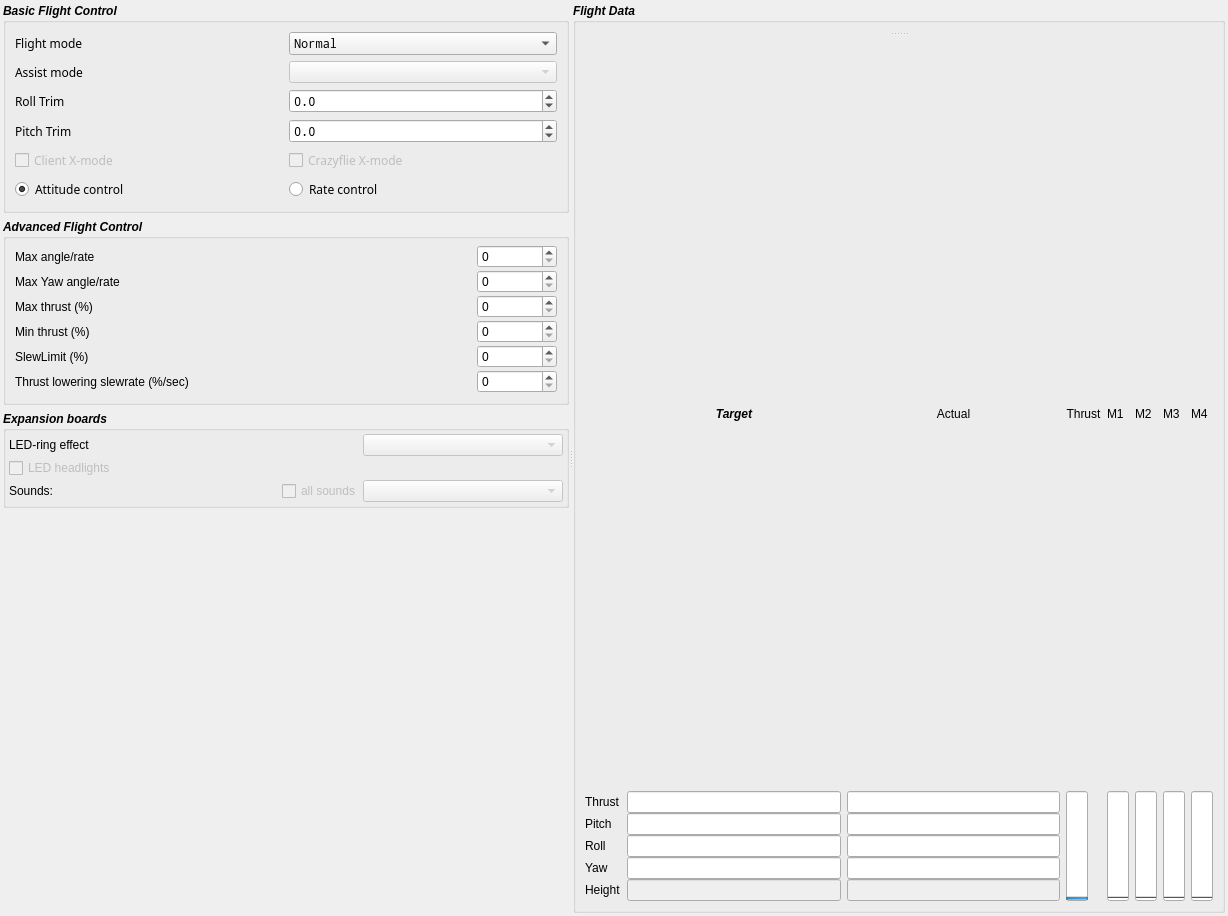
The window that src/cfclient/ui/tabs/flightTab.ui (Mitteau/crazyflie-clients-python) describes before a commit, drawn with Qt 5.
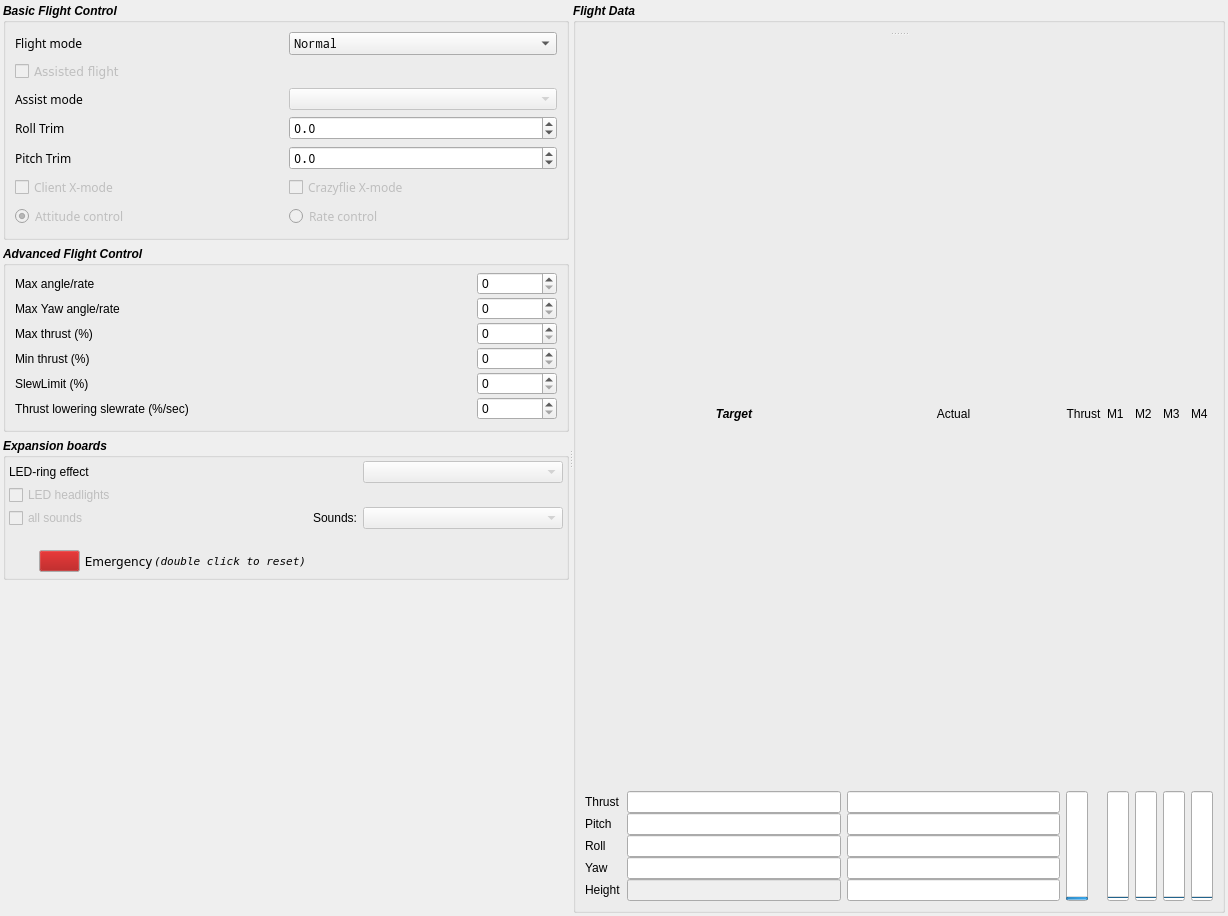
The same window after the commit.

```diff
--- a/src/cfclient/ui/tabs/flightTab.ui
+++ b/src/cfclient/ui/tabs/flightTab.ui
@@ -66,143 +66,13 @@
            <bold>true</bold>
           </font>
          </property>
-        <property name="title">
+         <property name="title">
           <string>Basic Flight Control</string>
          </property>
          <layout class="QHBoxLayout" name="horizontalLayout_3">
           <item>
            <layout class="QGridLayout" name="gridLayout_3">
-            <item row="1" column="1">
-             <widget class="QComboBox" name="flightModeCombo">
-              <property name="minimumSize">
-               <size>
-                <width>0</width>
-                <height>0</height>
-               </size>
-              </property>
-              <property name="font">
-               <font>
-                <family>Noto Mono</family>
-                <weight>50</weight>
-                <italic>false</italic>
-                <bold>false</bold>
-               </font>
-              </property>
-              <property name="toolTip">
-               <string>&lt;html&gt;&lt;head/&gt;&lt;body&gt;&lt;p&gt;Select what flightmode to use:&lt;/p&gt;&lt;p&gt; * Safe prevents crashing&lt;/p&gt;&lt;p&gt; * Crazy does not prevent crashing :)&lt;/p&gt;&lt;/body&gt;&lt;/html&gt;</string>
-              </property>
-              <property name="editable">
-               <bool>false</bool>
-              </property>
-              <property name="currentIndex">
-               <number>0</number>
-              </property>
-              <item>
-               <property name="text">
-                <string>Normal</string>
-               </property>
-              </item>
-              <item>
-               <property name="text">
-                <string>Advanced</string>
-               </property>
-              </item>
-             </widget>
-            </item>
-            <item row="0" column="1">
-             <spacer name="verticalSpacer_3">
-              <property name="orientation">
-               <enum>Qt::Vertical</enum>
-              </property>
-              <property name="sizeType">
-               <enum>QSizePolicy::Maximum</enum>
-              </property>
-              <property name="sizeHint" stdset="0">
-               <size>
-                <width>0</width>
-                <height>0</height>
-               </size>
-              </property>
-             </spacer>
-            </item>
-            <item row="2" column="0">
-             <widget class="QLabel" name="label_5">
-              <property name="font">
-               <font>
-                <family>Noto Sans</family>
-                <weight>50</weight>
-                <italic>false</italic>
-                <bold>false</bold>
-               </font>
-              </property>
-              <property name="text">
-               <string>Assist mode</string>
-              </property>
-             </widget>
-            </item>
-            <item row="2" column="1">
-             <widget class="QComboBox" name="_assist_mode_combo">
-              <property name="enabled">
-               <bool>false</bool>
-              </property>
-              <property name="font">
-               <font>
-                <weight>50</weight>
-                <italic>false</italic>
-                <bold>false</bold>
-               </font>
-              </property>
-             </widget>
-            </item>
-            <item row="3" column="0">
-             <widget class="QLabel" name="label_2">
-              <property name="font">
-               <font>
-                <family>Noto Sans</family>
-                <weight>50</weight>
-                <italic>false</italic>
-                <bold>false</bold>
-               </font>
-              </property>
-              <property name="text">
-               <string>Roll Trim</string>
-              </property>
-             </widget>
-            </item>
-            <item row="3" column="1">
-             <widget class="QDoubleSpinBox" name="targetCalRoll">
-              <property name="maximumSize">
-               <size>
-                <width>16777215</width>
-                <height>16777215</height>
-               </size>
-              </property>
-              <property name="font">
-               <font>
-                <family>Noto Mono</family>
-                <weight>50</weight>
-                <italic>false</italic>
-                <bold>false</bold>
-               </font>
-              </property>
-              <property name="toolTip">
-               <string>plus goes starboard</string>
-              </property>
-              <property name="decimals">
-               <number>1</number>
-              </property>
-              <property name="minimum">
-               <double>-20.000000000000000</double>
-              </property>
-              <property name="maximum">
-               <double>20.000000000000000</double>
-              </property>
-              <property name="singleStep">
-               <double>0.200000000000000</double>
-              </property>
-             </widget>
-            </item>
-            <item row="4" column="1">
+            <item row="5" column="1">
              <widget class="QDoubleSpinBox" name="targetCalPitch">
               <property name="font">
                <font>
@@ -232,7 +102,7 @@
               </property>
              </widget>
             </item>
-            <item row="4" column="0">
+            <item row="5" column="0">
              <widget class="QLabel" name="label_3">
               <property name="font">
                <font>
@@ -268,7 +138,90 @@
               </property>
              </widget>
             </item>
-            <item row="5" column="1">
+            <item row="3" column="1">
+             <widget class="QComboBox" name="_assist_mode_combo">
+              <property name="enabled">
+               <bool>false</bool>
+              </property>
+              <property name="font">
+               <font>
+                <weight>50</weight>
+                <italic>false</italic>
+                <bold>false</bold>
+               </font>
+              </property>
+              <property name="currentText">
+               <string/>
+              </property>
+              <property name="currentIndex">
+               <number>-1</number>
+              </property>
+             </widget>
+            </item>
+            <item row="4" column="0">
+             <widget class="QLabel" name="label_2">
+              <property name="font">
+               <font>
+                <family>Noto Sans</family>
+                <weight>50</weight>
+                <italic>false</italic>
+                <bold>false</bold>
+               </font>
+              </property>
+              <property name="text">
+               <string>Roll Trim</string>
+              </property>
+             </widget>
+            </item>
+            <item row="4" column="1">
+             <widget class="QDoubleSpinBox" name="targetCalRoll">
+              <property name="maximumSize">
+               <size>
+                <width>16777215</width>
+                <height>16777215</height>
+               </size>
+              </property>
+              <property name="font">
+               <font>
+                <family>Noto Mono</family>
+                <weight>50</weight>
+                <italic>false</italic>
+                <bold>false</bold>
+               </font>
+              </property>
+              <property name="toolTip">
+               <string>plus goes starboard</string>
+              </property>
+              <property name="decimals">
+               <number>1</number>
+              </property>
+              <property name="minimum">
+               <double>-20.000000000000000</double>
+              </property>
+              <property name="maximum">
+               <double>20.000000000000000</double>
+              </property>
+              <property name="singleStep">
+               <double>0.200000000000000</double>
+              </property>
+             </widget>
+            </item>
+            <item row="3" column="0">
+             <widget class="QLabel" name="label_5">
+              <property name="font">
+               <font>
+                <family>Noto Sans</family>
+                <weight>50</weight>
+                <italic>false</italic>
+                <bold>false</bold>
+               </font>
+              </property>
+              <property name="text">
+               <string>Assist mode</string>
+              </property>
+             </widget>
+            </item>
+            <item row="6" column="1">
              <widget class="QCheckBox" name="crazyflieXModeCheckbox">
               <property name="enabled">
                <bool>false</bool>
@@ -286,7 +239,60 @@
               </property>
              </widget>
             </item>
-            <item row="5" column="0">
+            <item row="0" column="1">
+             <spacer name="verticalSpacer_3">
+              <property name="orientation">
+               <enum>Qt::Vertical</enum>
+              </property>
+              <property name="sizeType">
+               <enum>QSizePolicy::Maximum</enum>
+              </property>
+              <property name="sizeHint" stdset="0">
+               <size>
+                <width>0</width>
+                <height>0</height>
+               </size>
+              </property>
+             </spacer>
+            </item>
+            <item row="1" column="1">
+             <widget class="QComboBox" name="flightModeCombo">
+              <property name="minimumSize">
+               <size>
+                <width>0</width>
+                <height>0</height>
+               </size>
+              </property>
+              <property name="font">
+               <font>
+                <family>Noto Mono</family>
+                <weight>50</weight>
+                <italic>false</italic>
+                <bold>false</bold>
+               </font>
+              </property>
+              <property name="toolTip">
+               <string>&lt;html&gt;&lt;head/&gt;&lt;body&gt;&lt;p&gt;Select what flightmode to use:&lt;/p&gt;&lt;p&gt; * Safe prevents crashing&lt;/p&gt;&lt;p&gt; * Crazy does not prevent crashing :)&lt;/p&gt;&lt;/body&gt;&lt;/html&gt;</string>
+              </property>
+              <property name="editable">
+               <bool>false</bool>
+              </property>
+              <property name="currentIndex">
+               <number>0</number>
+              </property>
+              <item>
+               <property name="text">
+                <string>Normal</string>
+               </property>
+              </item>
+              <item>
+               <property name="text">
+                <string>Advanced</string>
+               </property>
+              </item>
+             </widget>
+            </item>
+            <item row="6" column="0">
              <widget class="QCheckBox" name="clientXModeCheckbox">
               <property name="enabled">
                <bool>false</bool>
@@ -304,10 +310,10 @@
               </property>
              </widget>
             </item>
-            <item row="6" column="0">
+            <item row="9" column="0">
              <widget class="QRadioButton" name="angularPidRadioButton">
               <property name="enabled">
-               <bool>true</bool>
+               <bool>false</bool>
               </property>
               <property name="font">
                <font>
@@ -325,11 +331,10 @@
               </property>
              </widget>
             </item>
-            <item row="6" column="1">
+            <item row="9" column="1">
              <widget class="QRadioButton" name="ratePidRadioButton">
               <property name="enabled">
--               <bool>false</bool>
-               <bool>true</bool>
+               <bool>false</bool>
               </property>
               <property name="font">
                <font>
@@ -344,6 +349,27 @@
               </property>
              </widget>
             </item>
+            <item row="2" column="0">
+             <widget class="QCheckBox" name="checkAssisted">
+              <property name="enabled">
+               <bool>false</bool>
+              </property>
+              <property name="font">
+               <font>
+                <family>DejaVu Sans</family>
+                <weight>50</weight>
+                <italic>false</italic>
+                <bold>false</bold>
+               </font>
+              </property>
+              <property name="text">
+               <string>Assisted flight</string>
+              </property>
+              <property name="checkable">
+               <bool>true</bool>
+              </property>
+             </widget>
+            </item>
            </layout>
           </item>
          </layout>
@@ -656,7 +682,7 @@
             </property>
             <item row="3" column="1">
              <widget class="QComboBox" name="_sound_effect">
-             <property name="enabled">
+              <property name="enabled">
                <bool>false</bool>
               </property>
               <property name="minimumSize">
@@ -748,6 +774,36 @@
             </item>
             <item row="3" column="0">
              <layout class="QHBoxLayout" name="horizontalLayout_5">
+              <item>
+               <widget class="QCheckBox" name="_sound_all">
+                <property name="enabled">
+                 <bool>false</bool>
+                </property>
+                <property name="font">
+                 <font>
+                  <weight>50</weight>
+                  <italic>false</italic>
+                  <bold>false</bold>
+                 </font>
+                </property>
+                <property name="text">
+                 <string>all sounds</string>
+                </property>
+               </widget>
+              </item>
+              <item>
+               <spacer name="horizontalSpacer">
+                <property name="orientation">
+                 <enum>Qt::Horizontal</enum>
+                </property>
+                <property name="sizeHint" stdset="0">
+                 <size>
+                  <width>40</width>
+                  <height>20</height>
+                 </size>
+                </property>
+               </spacer>
+              </item>
               <item>
                <widget class="QLabel" name="label_10">
                 <property name="maximumSize">
@@ -768,6 +824,165 @@
                 </property>
                </widget>
               </item>
+             </layout>
+            </item>
+           </layout>
+          </item>
+          <item row="2" column="0" rowspan="2">
+           <layout class="QHBoxLayout" name="horizontalLayout_6">
+            <property name="topMargin">
+             <number>20</number>
+            </property>
+            <property name="bottomMargin">
+             <number>2</number>
+            </property>
+            <item>
+             <spacer name="horizontalSpacer_2">
+              <property name="orientation">
+               <enum>Qt::Horizontal</enum>
+              </property>
+              <property name="sizeType">
+               <enum>QSizePolicy::Fixed</enum>
+              </property>
+              <property name="sizeHint" stdset="0">
+               <size>
+                <width>30</width>
+                <height>20</height>
+               </size>
+              </property>
+             </spacer>
+            </item>
+            <item>
+             <widget class="QPushButton" name="emergency">
+              <property name="sizePolicy">
+               <sizepolicy hsizetype="Fixed" vsizetype="Fixed">
+                <horstretch>0</horstretch>
+                <verstretch>0</verstretch>
+               </sizepolicy>
+              </property>
+              <property name="minimumSize">
+               <size>
+                <width>30</width>
+                <height>20</height>
+               </size>
+              </property>
+              <property name="palette">
+               <palette>
+                <active>
+                 <colorrole role="Button">
+                  <brush brushstyle="SolidPattern">
+                   <color alpha="255">
+                    <red>164</red>
+                    <green>0</green>
+                    <blue>0</blue>
+                   </color>
+                  </brush>
+                 </colorrole>
+                </active>
+                <inactive>
+                 <colorrole role="Button">
+                  <brush brushstyle="SolidPattern">
+                   <color alpha="255">
+                    <red>164</red>
+                    <green>0</green>
+                    <blue>0</blue>
+                   </color>
+                  </brush>
+                 </colorrole>
+                </inactive>
+                <disabled>
+                 <colorrole role="Button">
+                  <brush brushstyle="SolidPattern">
+                   <color alpha="255">
+                    <red>164</red>
+                    <green>0</green>
+                    <blue>0</blue>
+                   </color>
+                  </brush>
+                 </colorrole>
+                </disabled>
+               </palette>
+              </property>
+              <property name="text">
+               <string/>
+              </property>
+             </widget>
+            </item>
+            <item>
+             <widget class="QLabel" name="label_18">
+              <property name="maximumSize">
+               <size>
+                <width>80</width>
+                <height>16777215</height>
+               </size>
+              </property>
+              <property name="font">
+               <font>
+                <family>DejaVu Sans</family>
+                <weight>50</weight>
+                <italic>false</italic>
+                <bold>false</bold>
+               </font>
+              </property>
+              <property name="text">
+               <string> Emergency</string>
+              </property>
+             </widget>
+            </item>
+            <item>
+             <widget class="QLabel" name="label_19">
+              <property name="palette">
+               <palette>
+                <active>
+                 <colorrole role="Button">
+                  <brush brushstyle="SolidPattern">
+                   <color alpha="255">
+                    <red>190</red>
+                    <green>0</green>
+                    <blue>57</blue>
+                   </color>
+                  </brush>
+                 </colorrole>
+                </active>
+                <inactive>
+                 <colorrole role="Button">
+                  <brush brushstyle="SolidPattern">
+                   <color alpha="255">
+                    <red>190</red>
+                    <green>0</green>
+                    <blue>57</blue>
+                   </color>
+                  </brush>
+                 </colorrole>
+                </inactive>
+                <disabled>
+                 <colorrole role="Button">
+                  <brush brushstyle="SolidPattern">
+                   <color alpha="255">
+                    <red>190</red>
+                    <green>0</green>
+                    <blue>57</blue>
+                   </color>
+                  </brush>
+                 </colorrole>
+                </disabled>
+               </palette>
+              </property>
+              <property name="font">
+               <font>
+                <family>DejaVu Sans Mono</family>
+                <pointsize>8</pointsize>
+                <weight>50</weight>
+                <bold>false</bold>
+               </font>
+              </property>
+              <property name="text">
+               <string>(double click to reset)</string>
+              </property>
+             </widget>
+            </item>
+            <item>
+             <layout class="QHBoxLayout" name="horizontalLayout_5">
               <item>
                <spacer name="horizontalSpacer">
                 <property name="orientation">
@@ -781,23 +996,6 @@
                 </property>
                </spacer>
               </item>
-              <item>
-               <widget class="QCheckBox" name="_sound_all">
-                <property name="enabled">
-                 <bool>false</bool>
-                </property>
-                <property name="font">
-                 <font>
-                  <weight>50</weight>
-                  <italic>false</italic>
-                  <bold>false</bold>
-                 </font>
-                </property>
-                <property name="text">
-                 <string>all sounds</string>
-                </property>
-               </widget>
-              </item>
              </layout>
             </item>
            </layout>
@@ -934,7 +1132,7 @@
               <item row="5" column="4">
                <widget class="QLineEdit" name="actualHeight">
                 <property name="enabled">
-                 <bool>false</bool>
+                 <bool>true</bool>
                 </property>
                 <property name="font">
                  <font>
@@ -1037,7 +1235,7 @@
                   <bold>false</bold>
                  </font>
                 </property>
-                 <property name="text">
+                <property name="text">
                  <string>Roll</string>
                 </property>
                </widget>
@@ -1195,7 +1393,7 @@
                  </font>
                 </property>
                </widget>
-             </item>
+              </item>
               <item row="0" column="12" rowspan="6">
                <layout class="QGridLayout" name="gridLayout_7"/>
               </item>
```
